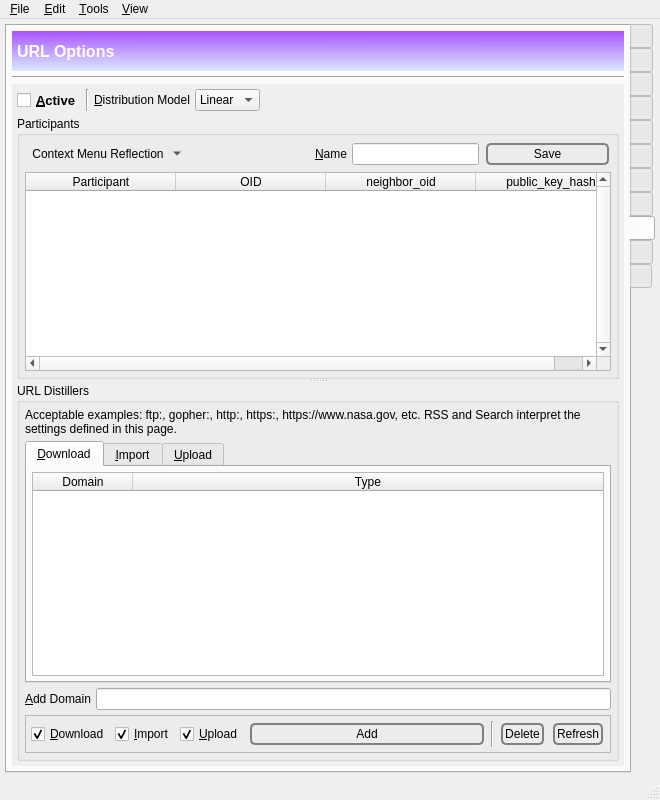
Before: the Qt Designer form branches/trunk/GoldBug-UI/spot-on-controlcenter.ui in textbrowser/spot-on, drawn with Qt 5.
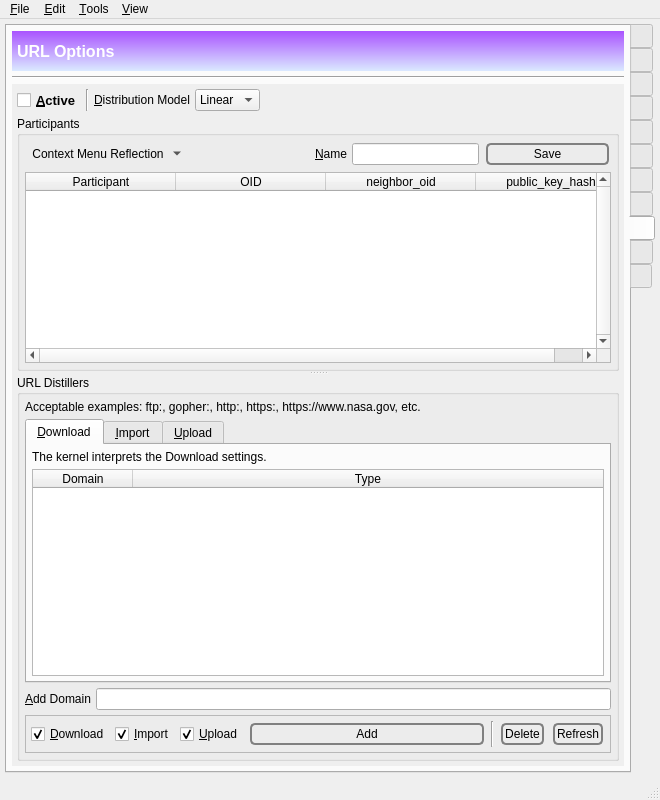
After: the same form once the commit is applied. The open tabs and pages were chosen to show the change. Icons and pictures are not drawn. Custom widgets are drawn as their Qt base class.

Diff of the .ui file:
```diff
--- a/branches/trunk/GoldBug-UI/spot-on-controlcenter.ui
+++ b/branches/trunk/GoldBug-UI/spot-on-controlcenter.ui
@@ -9706,7 +9706,7 @@
                 <item>
                  <widget class="QLabel" name="label_9">
                   <property name="text">
-                   <string>Acceptable examples: ftp:, gopher:, http:, https:, https://www.nasa.gov, etc. RSS and Search interpret the settings defined in this page.</string>
+                   <string>Acceptable examples: ftp:, gopher:, http:, https:, https://www.nasa.gov, etc.</string>
                   </property>
                   <property name="wordWrap">
                    <bool>true</bool>
@@ -9738,6 +9738,16 @@
                     <property name="bottomMargin">
                      <number>5</number>
                     </property>
+                    <item>
+                     <widget class="QLabel" name="label_123">
+                      <property name="text">
+                       <string>The kernel interprets the Download settings.</string>
+                      </property>
+                      <property name="wordWrap">
+                       <bool>true</bool>
+                      </property>
+                     </widget>
+                    </item>
                     <item>
                      <widget class="QTableWidget" name="downDistillers">
                       <property name="tabKeyNavigation">
```
Left out of the diff: 40 changed lines with no effect on the pictures.
